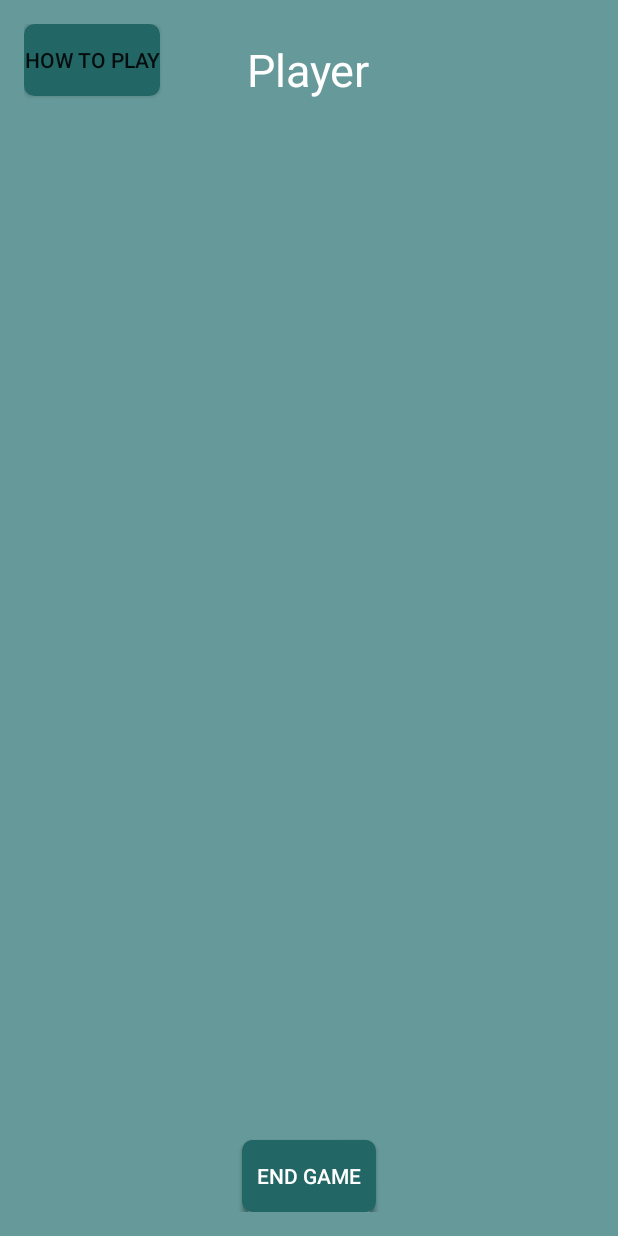
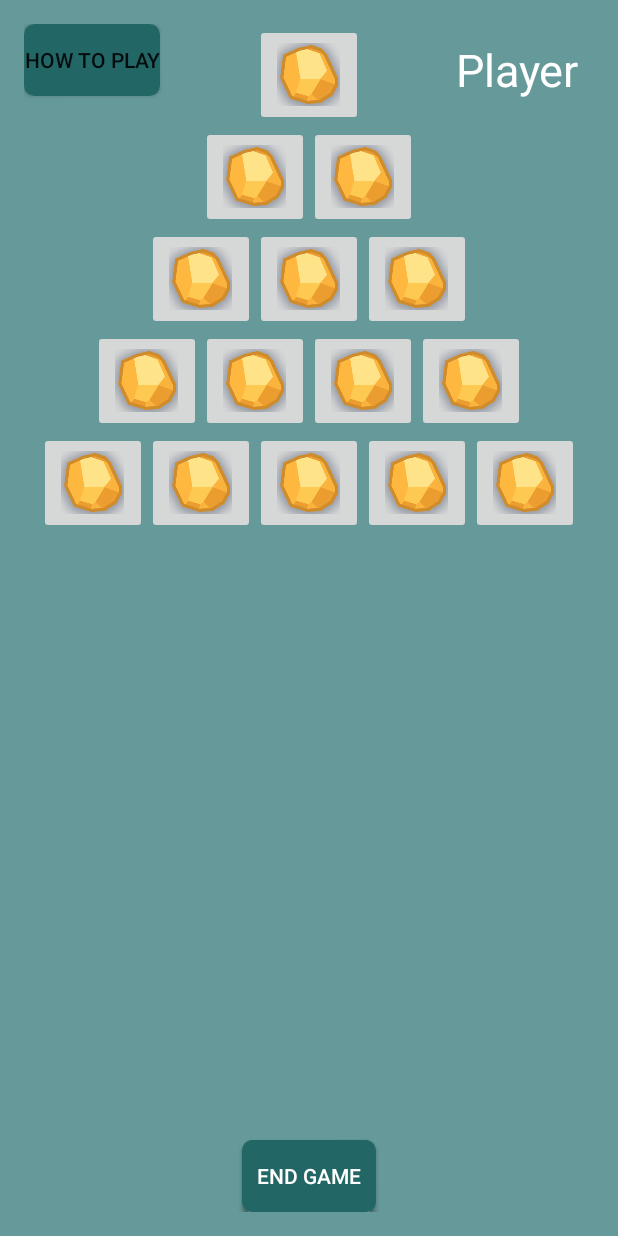
Before and after one commit to nschue/Nim, an Android app: the GameActivity screen opened directly, with no data from a screen before it, on a phone screen of 412 x 824 dp. Run offline under Robolectric (Android 15) with nearby library versions, the phone set to English and light mode, and no system bars; 6 statements that could not run were skipped.

Commit message:
Gameboard dynamically created
Layout for game pieces is created taking into account an int being
passed to it.

```diff
--- a/app/src/main/java/com/example/cam/nim/GameActivity.java
+++ b/app/src/main/java/com/example/cam/nim/GameActivity.java
@@ -1,37 +1,27 @@
 package com.example.cam.nim;
 
 import android.app.Activity;
-import android.content.Context;
 import android.content.Intent;
 import android.os.Bundle;
+import android.view.Gravity;
 import android.view.View;
-import android.view.ViewGroup;
-import android.widget.BaseAdapter;
 import android.widget.Button;
-import android.widget.GridView;
-import android.widget.ImageView;
+import android.widget.ImageButton;
+import android.widget.LinearLayout;
 
 public class GameActivity extends Activity
 {
     private GameInfo mGameInfo;
     private Button mEndButton;
+    private LinearLayout mGameBoardContainer;
 
     @Override
     protected void onCreate(Bundle savedInstanceState) {
         super.onCreate(savedInstanceState);
         setContentView(R.layout.activity_game);
 
-        //GridView gridView = (GridView) findViewById(R.id.play_grid);
-       //gridView.setAdapter(new ImageAdapter(this));
-/*
-        gridView.setOnClickListener(new View.OnItemClickListener()
-        {
-            public void onItemClick(AdapterView<?>parent, View v, int position, long id)
-            {
-                Toast.makeText(GameActivity.this, "" + position,
-                        Toast.LENGTH_SHORT).show();
-            }
-        });*/
+        mGameBoardContainer = (LinearLayout) findViewById(R.id.gameboard_container);
+        mGameBoardContainer.removeAllViews();
 
         mEndButton = (Button) findViewById(R.id.end_game_button);
         mEndButton.setOnClickListener(new View.OnClickListener() {
@@ -54,43 +44,32 @@ public class GameActivity extends Activity
         mGameInfo.setComputerSpeed(extras.getDouble("computerSpeed"));
 
         mGameInfo.populateGameBoard();
+        createGameBoard();
+
     }
 
-    public class ImageAdapter extends BaseAdapter
+    private void updateGameBoard()
     {
-        private Context mContext;
 
-        public ImageAdapter(Context c) {
-            mContext = c;
-        }
+    }
 
-        public int getCount() {
-            return mGameInfo.getnRowAmount();
-        }
-
-        public Object getItem(int position) {
-            return null;
-        }
-
-        public long getItemId(int position) {
-            return 0;
-        }
-
-        // create a new ImageView for each item referenced by the Adapter
-        public View getView(int position, View convertView, ViewGroup parent) {
-            ImageView imageView;
-            if (convertView == null) {
-                // if it's not recycled, initialize some attributes
-                imageView = new ImageView(mContext);
-                imageView.setLayoutParams(new GridView.LayoutParams(85, 85));
-                imageView.setScaleType(ImageView.ScaleType.CENTER_CROP);
-                imageView.setPadding(8, 8, 8, 8);
-            } else {
-                imageView = (ImageView) convertView;
+    private void createGameBoard()
+    {
+        for( int i = 0; i < mGameInfo.getnRowAmount(); i++)
+        {
+            LinearLayout temp = new LinearLayout(GameActivity.this);
+            LinearLayout.LayoutParams layoutParams = new LinearLayout.LayoutParams(LinearLayout.LayoutParams.MATCH_PARENT, LinearLayout.LayoutParams.WRAP_CONTENT);
+            layoutParams.setMargins(0, 0, 0, 0);
+            temp.setLayoutParams(layoutParams);
+            temp.setOrientation(LinearLayout.HORIZONTAL);
+            temp.setGravity(Gravity.CENTER_HORIZONTAL);
+            for(int j = 0; j < i+1; j++)
+            {
+                ImageButton tempButton = new ImageButton(GameActivity.this);
+                tempButton.setImageResource(R.drawable.game_piece);
+                temp.addView(tempButton);
             }
-
-            imageView.setImageResource(R.drawable.game_piece);
-            return imageView;
+            mGameBoardContainer.addView(temp);
         }
 
     }
--- a/app/src/main/res/layout/activity_game.xml
+++ b/app/src/main/res/layout/activity_game.xml
@@ -25,7 +25,7 @@
         android:id="@+id/currentPlayerTextView"
         android:layout_width="wrap_content"
         android:layout_height="wrap_content"
-        android:layout_centerHorizontal="true"
+        android:layout_alignParentRight="true"
         android:layout_alignParentTop="true"
         android:padding="10dp"
         android:textColor="@color/textColor"
@@ -59,19 +59,12 @@
         android:padding="10dp"
         android:text="End Game"/>
 
-    <GridView
+    <LinearLayout
         android:layout_width="match_parent"
         android:layout_height="match_parent"
-        android:columnWidth="50dp"
-        android:numColumns="10"
-        android:verticalSpacing="10dp"
-        android:horizontalSpacing="10dp"
-        android:layout_above="@+id/end_game_button"
-        android:layout_below="@+id/currentPlayerTextView"
-        android:stretchMode="columnWidth"
-        android:gravity="center"
-        android:id="@+id/play_grid">
-    </GridView>
+        android:layout_above="@+id/endTurnButton"
+        android:orientation="vertical"
+        android:id="@+id/gameboard_container"></LinearLayout>
 
 
 </RelativeLayout>
```
